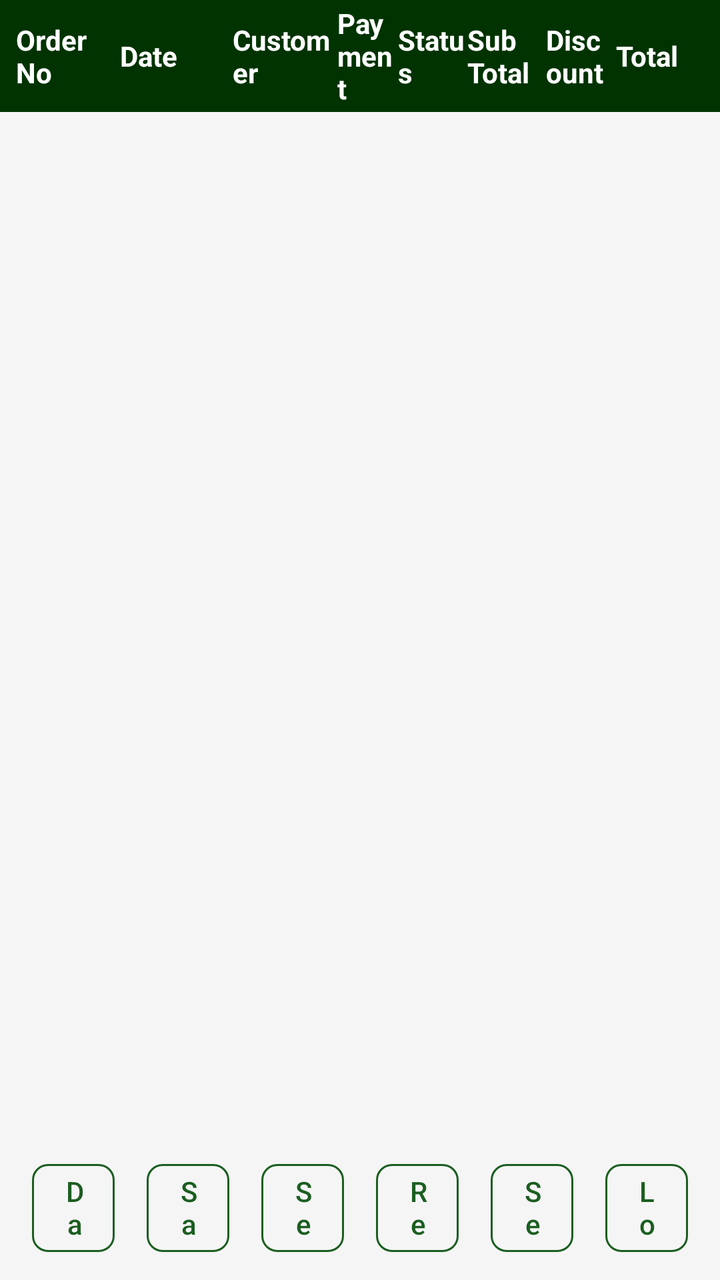
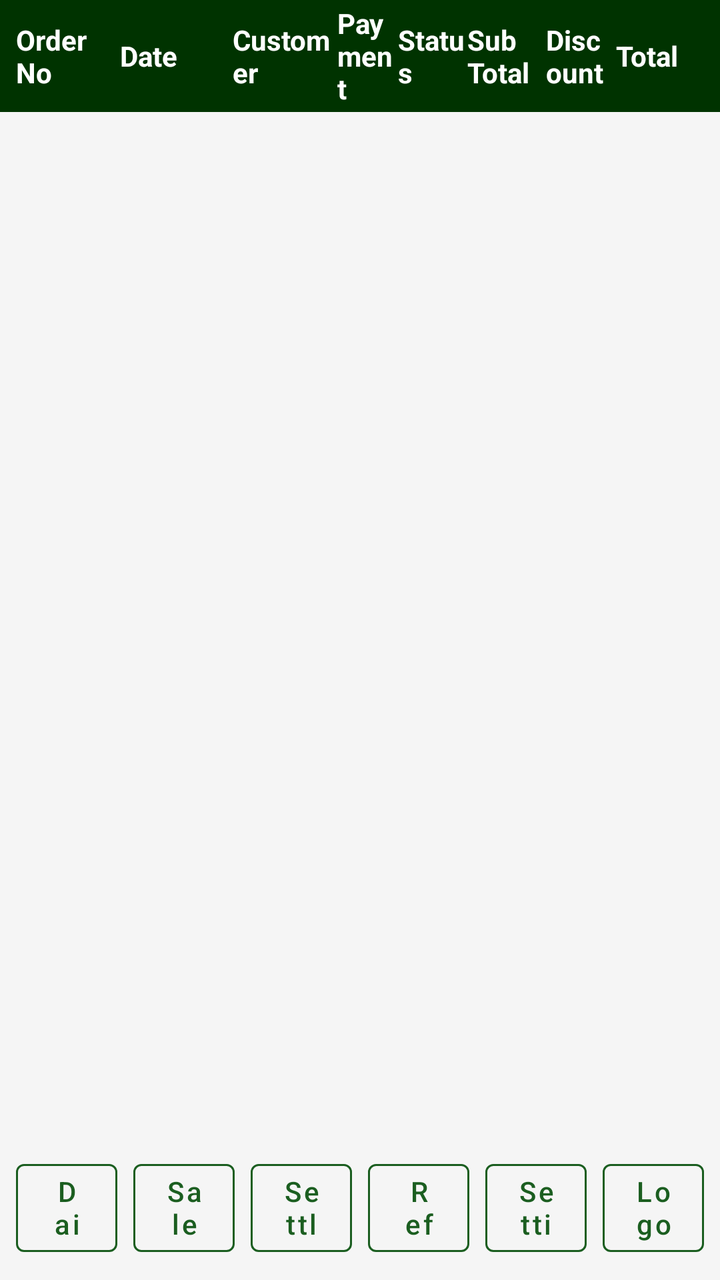

Two renders of the same Android screen: before a commit and after it. Below are the layout's source before the change and the commit's diff.
<!-- AndroidManifest.xml: application theme Theme.KopiHarmoni -->
<!-- res/layout/fragment_orders.xml -->
<?xml version="1.0" encoding="utf-8"?>
<LinearLayout xmlns:android="http://schemas.android.com/apk/res/android"
    xmlns:app="http://schemas.android.com/apk/res-auto"
    android:layout_width="match_parent"
    android:layout_height="match_parent"
    android:background="@color/bg_light"
    android:orientation="vertical">

    
    <LinearLayout
        android:layout_width="match_parent"
        android:layout_height="0dp"
        android:layout_weight="1"
        android:orientation="vertical">

            <LinearLayout
                android:layout_width="match_parent"
                android:layout_height="@dimen/height_tab"
                android:background="@color/primary_dark"
                android:gravity="center_vertical"
                android:orientation="horizontal"
                android:paddingStart="@dimen/spacing_small"
                android:paddingEnd="@dimen/spacing_small">

            <TextView
                android:layout_width="0dp"
                android:layout_height="wrap_content"
                android:layout_weight="1.2"
                android:text="@string/order_no"
                android:textColor="@color/white"
                android:textSize="14sp"
                android:textStyle="bold" />

            <TextView
                android:layout_width="0dp"
                android:layout_height="wrap_content"
                android:layout_weight="1.3"
                android:text="@string/date"
                android:textColor="@color/white"
                android:textSize="14sp"
                android:textStyle="bold" />

            <TextView
                android:layout_width="0dp"
                android:layout_height="wrap_content"
                android:layout_weight="1.2"
                android:text="@string/customer"
                android:textColor="@color/white"
                android:textSize="14sp"
                android:textStyle="bold" />

            <TextView
                android:layout_width="0dp"
                android:layout_height="wrap_content"
                android:layout_weight="0.7"
                android:text="@string/payment"
                android:textColor="@color/white"
                android:textSize="14sp"
                android:textStyle="bold" />

            <TextView
                android:layout_width="0dp"
                android:layout_height="wrap_content"
                android:layout_weight="0.8"
                android:text="@string/status"
                android:textColor="@color/white"
                android:textSize="14sp"
                android:textStyle="bold" />

            <TextView
                android:layout_width="0dp"
                android:layout_height="wrap_content"
                android:layout_weight="0.9"
                android:text="@string/sub_total"
                android:textColor="@color/white"
                android:textSize="14sp"
                android:textStyle="bold" />

            <TextView
                android:layout_width="0dp"
                android:layout_height="wrap_content"
                android:layout_weight="0.8"
                android:text="@string/discount"
                android:textColor="@color/white"
                android:textSize="14sp"
                android:textStyle="bold" />

            <TextView
                android:layout_width="0dp"
                android:layout_height="wrap_content"
                android:layout_weight="1.0"
                android:text="@string/total"
                android:textColor="@color/white"
                android:textSize="14sp"
                android:textStyle="bold" />
        </LinearLayout>

        <androidx.recyclerview.widget.RecyclerView
            android:id="@+id/ordersRecycler"
            android:layout_width="match_parent"
            android:layout_height="0dp"
            android:layout_weight="1" />

        <ProgressBar
            android:id="@+id/progressBar"
            android:layout_width="wrap_content"
            android:layout_height="wrap_content"
            android:layout_gravity="center_horizontal"
            android:visibility="gone" />

        <TextView
            android:id="@+id/errorText"
            android:layout_width="match_parent"
            android:layout_height="wrap_content"
            android:gravity="center"
            android:padding="12dp"
            android:textColor="@color/status_void"
            android:visibility="gone" />
    </LinearLayout>

    
    <LinearLayout
        android:layout_width="match_parent"
        android:layout_height="wrap_content"
        android:orientation="horizontal"
        android:padding="8dp">

    <com.google.android.material.button.MaterialButton
        android:id="@+id/dailyReportButton"
        style="@style/Widget.KopiHarmoni.Button.Outlined"
        android:layout_width="0dp"
        android:layout_height="@dimen/height_tab"
        android:layout_marginEnd="@dimen/spacing_small"
        android:layout_weight="1"
        android:text="@string/daily_report"
        android:textAllCaps="false"
        android:textSize="@dimen/text_caption"
        app:strokeColor="@color/primary" />

    <com.google.android.material.button.MaterialButton
        android:id="@+id/salesReportButton"
        style="@style/Widget.KopiHarmoni.Button.Outlined"
        android:layout_width="0dp"
        android:layout_height="@dimen/height_tab"
        android:layout_marginEnd="@dimen/spacing_small"
        android:layout_weight="1"
        android:text="@string/sales_report"
        android:textAllCaps="false"
        android:textSize="@dimen/text_caption"
        app:strokeColor="@color/primary" />

    <com.google.android.material.button.MaterialButton
        android:id="@+id/settlementButton"
        style="@style/Widget.KopiHarmoni.Button.Outlined"
        android:layout_width="0dp"
        android:layout_height="@dimen/height_tab"
        android:layout_marginEnd="@dimen/spacing_small"
        android:layout_weight="1"
        android:text="@string/settlement"
        android:textAllCaps="false"
        android:textSize="@dimen/text_caption"
        app:strokeColor="@color/primary" />

    <com.google.android.material.button.MaterialButton
        android:id="@+id/refreshButton"
        style="@style/Widget.KopiHarmoni.Button.Outlined"
        android:layout_width="0dp"
        android:layout_height="@dimen/height_tab"
        android:layout_marginEnd="@dimen/spacing_small"
        android:layout_weight="1"
        android:icon="@drawable/ic_refresh"
        android:text="@string/refresh"
        android:textAllCaps="false"
        android:textSize="@dimen/text_caption"
        app:strokeColor="@color/primary" />

    <com.google.android.material.button.MaterialButton
        android:id="@+id/settingsButton"
        style="@style/Widget.KopiHarmoni.Button.Outlined"
        android:layout_width="0dp"
        android:layout_height="@dimen/height_tab"
        android:layout_marginEnd="@dimen/spacing_small"
        android:layout_weight="1"
        android:icon="@drawable/ic_menu"
        android:text="@string/menu_settings"
        android:textAllCaps="false"
        android:textSize="@dimen/text_caption"
        app:strokeColor="@color/primary" />

    <com.google.android.material.button.MaterialButton
        android:id="@+id/logoutButton"
        style="@style/Widget.KopiHarmoni.Button.Outlined"
        android:layout_width="0dp"
        android:layout_height="@dimen/height_tab"
        android:layout_weight="1"
        android:text="@string/logout"
        android:textAllCaps="false"
        android:textSize="@dimen/text_caption"
        app:strokeColor="@color/primary" />
    </LinearLayout>

</LinearLayout>
<!-- resources referenced by this layout -->
<resources>
  <color name="bg_light">#F5F5F5</color>
  <color name="primary">#1B5E20</color>
  <color name="primary_dark">#003300</color>
  <color name="status_void">#B71C1C</color>
  <color name="white">#FFFFFF</color>
  <dimen name="height_tab">56dp</dimen>
  <dimen name="spacing_small">8dp</dimen>
  <dimen name="text_caption">14sp</dimen>
  <!-- drawable ic_menu (drawable) -->
  <?xml version="1.0" encoding="utf-8"?>
  <vector xmlns:android="http://schemas.android.com/apk/res/android"
      android:width="24dp"
      android:height="24dp"
      android:viewportWidth="24"
      android:viewportHeight="24">
      <path
          android:fillColor="#FF000000"
          android:pathData="M3,6h18v2H3V6zM3,11h18v2H3v-2zM3,16h18v2H3v-2z" />
  </vector>
  <!-- drawable ic_refresh (drawable) -->
  <?xml version="1.0" encoding="utf-8"?>
  <vector xmlns:android="http://schemas.android.com/apk/res/android"
      android:width="24dp"
      android:height="24dp"
      android:viewportWidth="24"
      android:viewportHeight="24">
      <path
          android:fillColor="#FF000000"
          android:pathData="M17.65,6.35C16.2,4.9 14.21,4 12,4c-4.42,0 -7.99,3.58 -7.99,8s3.57,8 7.99,8c3.73,0 6.84,-2.55 7.73,-6h-2.08c-0.82,2.33 -3.04,4 -5.65,4 -3.31,0 -6,-2.69 -6,-6s2.69,-6 6,-6c1.66,0 3.14,0.69 4.22,1.78L13,11h7V4L17.65,6.35z" />
  </vector>
  <string name="customer">Customer</string>
  <string name="daily_report">Daily Report</string>
  <string name="date">Date</string>
  <string name="discount">Discount</string>
  <string name="logout">Logout</string>
  <string name="menu_settings">Settings</string>
  <string name="order_no">Order No</string>
  <string name="payment">Payment</string>
  <string name="refresh">Refresh</string>
  <string name="sales_report">Sales Report</string>
  <string name="settlement">Settlement</string>
  <string name="status">Status</string>
  <string name="sub_total">Sub Total</string>
  <string name="total">Total</string>
  <style name="Widget.KopiHarmoni.Button.Outlined" parent="Widget.MaterialComponents.Button.OutlinedButton">
          <item name="android:minHeight">@dimen/height_button</item>
          <item name="android:textSize">@dimen/text_button</item>
          <item name="cornerRadius">8dp</item>
          <item name="android:layout_marginEnd">@dimen/spacing_small</item>
          <item name="android:layout_marginStart">@dimen/spacing_small</item>
      </style>
  <style name="Theme.KopiHarmoni" parent="Theme.MaterialComponents.DayNight.DarkActionBar">
          <item name="colorPrimary">@color/primary</item>
          <item name="colorPrimaryVariant">@color/primary_dark</item>
          <item name="colorOnPrimary">@color/white</item>
          <item name="colorSecondary">@color/secondary</item>
          <item name="colorSecondaryVariant">@color/secondary_dark</item>
          <item name="colorOnSecondary">@color/white</item>
          <item name="android:statusBarColor">@color/primary_dark</item>
          <item name="android:windowLightStatusBar">false</item>
      </style>
  <dimen name="height_button">56dp</dimen>
  <dimen name="text_button">16sp</dimen>
  <color name="secondary">#EF6C00</color>
  <color name="secondary_dark">#B23C00</color>
</resources>

<!-- the commit's change to res/layout/fragment_orders.xml (unified diff, before → after) -->
@@ -127,7 +127,7 @@
 
     <com.google.android.material.button.MaterialButton
         android:id="@+id/dailyReportButton"
-        style="@style/Widget.KopiHarmoni.Button.Outlined"
+        style="@style/Widget.MaterialComponents.Button.OutlinedButton"
         android:layout_width="0dp"
         android:layout_height="@dimen/height_tab"
         android:layout_marginEnd="@dimen/spacing_small"
@@ -139,7 +139,7 @@
 
     <com.google.android.material.button.MaterialButton
         android:id="@+id/salesReportButton"
-        style="@style/Widget.KopiHarmoni.Button.Outlined"
+        style="@style/Widget.MaterialComponents.Button.OutlinedButton"
         android:layout_width="0dp"
         android:layout_height="@dimen/height_tab"
         android:layout_marginEnd="@dimen/spacing_small"
@@ -151,7 +151,7 @@
 
     <com.google.android.material.button.MaterialButton
         android:id="@+id/settlementButton"
-        style="@style/Widget.KopiHarmoni.Button.Outlined"
+        style="@style/Widget.MaterialComponents.Button.OutlinedButton"
         android:layout_width="0dp"
         android:layout_height="@dimen/height_tab"
         android:layout_marginEnd="@dimen/spacing_small"
@@ -163,7 +163,7 @@
 
     <com.google.android.material.button.MaterialButton
         android:id="@+id/refreshButton"
-        style="@style/Widget.KopiHarmoni.Button.Outlined"
+        style="@style/Widget.MaterialComponents.Button.OutlinedButton"
         android:layout_width="0dp"
         android:layout_height="@dimen/height_tab"
         android:layout_marginEnd="@dimen/spacing_small"
@@ -176,7 +176,7 @@
 
     <com.google.android.material.button.MaterialButton
         android:id="@+id/settingsButton"
-        style="@style/Widget.KopiHarmoni.Button.Outlined"
+        style="@style/Widget.MaterialComponents.Button.OutlinedButton"
         android:layout_width="0dp"
         android:layout_height="@dimen/height_tab"
         android:layout_marginEnd="@dimen/spacing_small"
@@ -189,7 +189,7 @@
 
     <com.google.android.material.button.MaterialButton
         android:id="@+id/logoutButton"
-        style="@style/Widget.KopiHarmoni.Button.Outlined"
+        style="@style/Widget.MaterialComponents.Button.OutlinedButton"
         android:layout_width="0dp"
         android:layout_height="@dimen/height_tab"
         android:layout_weight="1"
<!-- resource entries referenced after the edit -->
@@ -44,13 +44,6 @@
   <string name="status">Status</string>
   <string name="sub_total">Sub Total</string>
   <string name="total">Total</string>
-  <style name="Widget.KopiHarmoni.Button.Outlined" parent="Widget.MaterialComponents.Button.OutlinedButton">
-          <item name="android:minHeight">@dimen/height_button</item>
-          <item name="android:textSize">@dimen/text_button</item>
-          <item name="cornerRadius">8dp</item>
-          <item name="android:layout_marginEnd">@dimen/spacing_small</item>
-          <item name="android:layout_marginStart">@dimen/spacing_small</item>
-      </style>
   <style name="Theme.KopiHarmoni" parent="Theme.MaterialComponents.DayNight.DarkActionBar">
           <item name="colorPrimary">@color/primary</item>
           <item name="colorPrimaryVariant">@color/primary_dark</item>
@@ -61,8 +54,6 @@
           <item name="android:statusBarColor">@color/primary_dark</item>
           <item name="android:windowLightStatusBar">false</item>
       </style>
-  <dimen name="height_button">56dp</dimen>
-  <dimen name="text_button">16sp</dimen>
   <color name="secondary">#EF6C00</color>
   <color name="secondary_dark">#B23C00</color>
 </resources>
